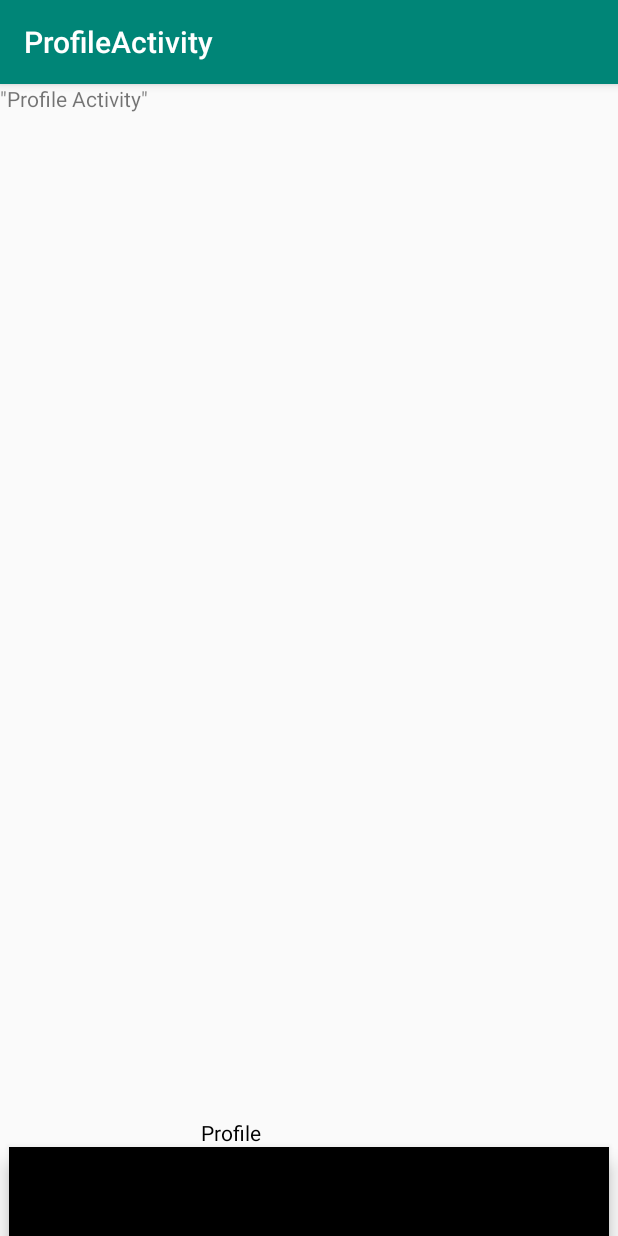
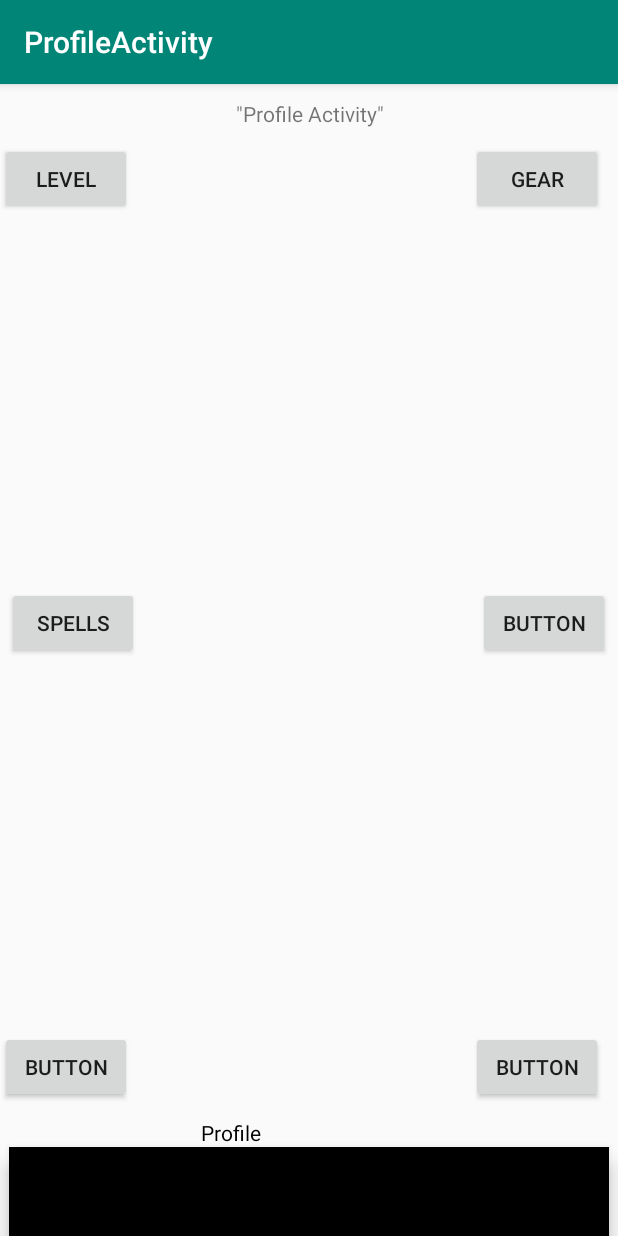
Before and after one commit to T7199384/Lifeventure, an Android app: the TaskActivity screen opened directly, with no data from a screen before it, after a tap on "Button to the Profile Activity", on a phone screen of 412 x 824 dp. Run offline under Robolectric (Android 15) with nearby library versions, the phone set to English and light mode, and no system bars; 1 other tap on this screen came first.

Commit message:
Profile layout made and simple exp system added.

```diff
--- a/app/src/main/java/com/example/lifeventure/MainActivity.java
+++ b/app/src/main/java/com/example/lifeventure/MainActivity.java
@@ -20,10 +20,12 @@ public class MainActivity extends AppCompatActivity implements CharacterDialog.C
 
     private int gender;
     private int lvl;
+    private int exp;
 
     public static final String PROFILE = null;
     public static final int PROFILE_GENDER = 2;
     public static final int PROFILE_LEVEL = 1;
+    public static final int PROFILE_EXP = 0;
 
     @Override
     protected void onCreate(Bundle savedInstanceState) {
@@ -82,6 +84,7 @@ public class MainActivity extends AppCompatActivity implements CharacterDialog.C
         SharedPreferences sharedPreferences = getSharedPreferences(PROFILE, MODE_PRIVATE);
         gender = sharedPreferences.getInt(String.valueOf(PROFILE_GENDER),-1);
         lvl = sharedPreferences.getInt(String.valueOf(PROFILE_LEVEL),1);
+        exp = sharedPreferences.getInt(String.valueOf(PROFILE_EXP), 0);
     }
 
     @Override
--- a/app/src/main/java/com/example/lifeventure/TaskActivity.java
+++ b/app/src/main/java/com/example/lifeventure/TaskActivity.java
@@ -8,12 +8,14 @@ import android.app.AlarmManager;
 import android.app.PendingIntent;
 import android.content.Context;
 import android.content.Intent;
+import android.content.SharedPreferences;
 import android.os.Bundle;
 import android.view.View;
 import android.widget.Button;
 import android.widget.CheckBox;
 import android.widget.ImageButton;
 import android.widget.TextView;
+import android.widget.Toast;
 
 import com.example.lifeventure.Classes.AlertReceiver;
 import com.example.lifeventure.Classes.Task;
@@ -32,6 +34,14 @@ public class TaskActivity extends AppCompatActivity implements CreateTaskDialog.
     private TaskAdapter mAdapter;
     private RecyclerView.LayoutManager mLayoutManager;
 
+    private int lvl;
+    private int exp;
+    int currentLvl;
+
+    public static final String PROFILE = null;
+    public static final int PROFILE_LEVEL = 1;
+    public static final int PROFILE_EXP = 0;
+
     @Override
     protected void onCreate(Bundle savedInstanceState) {
         super.onCreate(savedInstanceState);
@@ -40,6 +50,8 @@ public class TaskActivity extends AppCompatActivity implements CreateTaskDialog.
         final ImageButton profile= findViewById(R.id.profileButton);
         final ImageButton fight = findViewById(R.id.fightButton);
         final ImageButton settings = findViewById(R.id.settingsButton);
+
+        loadProfile();
 
         profile.setOnClickListener(new View.OnClickListener() {
             @Override
@@ -103,9 +115,22 @@ public class TaskActivity extends AppCompatActivity implements CreateTaskDialog.
 
             @Override
             public void onCheck(int position) {
+                int addExp = (int) checkList.get(position).getTaskClassExp();
                 checkList.remove(position);
                 mAdapter.notifyItemRemoved(position);
                 cancelAlarm();
+                SharedPreferences sharedPreferences = getSharedPreferences(PROFILE, MODE_PRIVATE);
+                SharedPreferences.Editor editor = sharedPreferences.edit();
+                exp=exp+addExp;
+                editor.putInt(String.valueOf(PROFILE_EXP), (exp));
+                Toast.makeText(TaskActivity.this, String.valueOf(exp), Toast.LENGTH_SHORT).show();
+                lvl =(((exp)/1000)+1);
+                editor.putInt(String.valueOf(PROFILE_LEVEL),lvl);
+                if(lvl>currentLvl){
+                    Toast.makeText(TaskActivity.this,"Level Up", Toast.LENGTH_SHORT).show();
+                }
+                currentLvl=lvl;
+                editor.apply();
             }
         });
 
@@ -170,4 +195,11 @@ public class TaskActivity extends AppCompatActivity implements CreateTaskDialog.
 
         am.cancel(pendingIntent);
     }
+
+    public void loadProfile() {
+        SharedPreferences sharedPreferences = getSharedPreferences(PROFILE, MODE_PRIVATE);
+        lvl = sharedPreferences.getInt(String.valueOf(PROFILE_LEVEL),1);
+        exp = sharedPreferences.getInt(String.valueOf(PROFILE_EXP), 0);
+        currentLvl=PROFILE_LEVEL;
+    }
 }
--- a/app/src/main/res/layout/activity_profile.xml
+++ b/app/src/main/res/layout/activity_profile.xml
@@ -6,15 +6,98 @@
     android:layout_height="match_parent"
     tools:context=".ProfileActivity">
 
-    <TextView
-        android:id="@+id/textView2"
-        android:layout_width="wrap_content"
-        android:layout_height="wrap_content"
-        android:text='"Profile Activity"'
-        tools:layout_editor_absoluteX="155dp"
-        tools:layout_editor_absoluteY="356dp" />
+    <LinearLayout
+        android:layout_width="0dp"
+        android:layout_height="0dp"
+        android:gravity="center_horizontal"
+        android:orientation="vertical"
+        app:layout_constraintBottom_toTopOf="@+id/linearLayout3"
+        app:layout_constraintEnd_toEndOf="parent"
+        app:layout_constraintStart_toStartOf="parent"
+        app:layout_constraintTop_toTopOf="parent">
+
+        <TextView
+            android:id="@+id/userName"
+            android:layout_width="wrap_content"
+            android:layout_height="wrap_content"
+            android:layout_marginTop="10dp"
+            android:text='"Profile Activity"'
+            android:textAlignment="center" />
+
+        <LinearLayout
+            android:layout_width="match_parent"
+            android:layout_height="match_parent"
+            android:orientation="horizontal">
+
+            <RelativeLayout
+                android:layout_width="wrap_content"
+                android:layout_height="match_parent">
+
+                <Button
+                    android:id="@+id/button3"
+                    android:layout_width="wrap_content"
+                    android:layout_height="wrap_content"
+                    android:layout_alignParentBottom="true"
+                    android:layout_marginBottom="10dp"
+                    android:text="Button" />
+
+                <Button
+                    android:id="@+id/lvlButton"
+                    android:layout_width="wrap_content"
+                    android:layout_height="wrap_content"
+                    android:layout_marginTop="10dp"
+                    android:layout_marginEnd="10dp"
+                    android:text="Level" />
+
+                <Button
+                    android:id="@+id/spellbookButton"
+                    android:layout_width="wrap_content"
+                    android:layout_height="wrap_content"
+                    android:layout_centerInParent="true"
+                    android:text="Spells" />
+            </RelativeLayout>
+
+            <ImageView
+                android:id="@+id/imageView"
+                android:layout_width="match_parent"
+                android:layout_height="match_parent"
+                android:layout_gravity="center"
+                android:layout_weight="1"
+                tools:srcCompat="@tools:sample/avatars" />
+
+            <RelativeLayout
+                android:layout_width="wrap_content"
+                android:layout_height="match_parent">
+
+                <Button
+                    android:id="@+id/button4"
+                    android:layout_width="wrap_content"
+                    android:layout_height="wrap_content"
+                    android:layout_marginTop="10dp"
+                    android:text="Gear" />
+
+                <Button
+                    android:id="@+id/button2"
+                    android:layout_width="wrap_content"
+                    android:layout_height="wrap_content"
+                    android:layout_centerInParent="true"
+                    android:layout_marginStart="10dp"
+                    android:text="Button" />
+
+                <Button
+                    android:id="@+id/button6"
+                    android:layout_width="wrap_content"
+                    android:layout_height="wrap_content"
+                    android:layout_alignParentEnd="false"
+                    android:layout_alignParentBottom="true"
+                    android:layout_marginBottom="10dp"
+                    android:text="Button" />
+            </RelativeLayout>
+        </LinearLayout>
+    </LinearLayout>
 
     <LinearLayout
+        android:id="@+id/linearLayout3"
         android:layout_width="0dp"
         android:layout_height="wrap_content"
         android:layout_marginStart="8dp"
```
